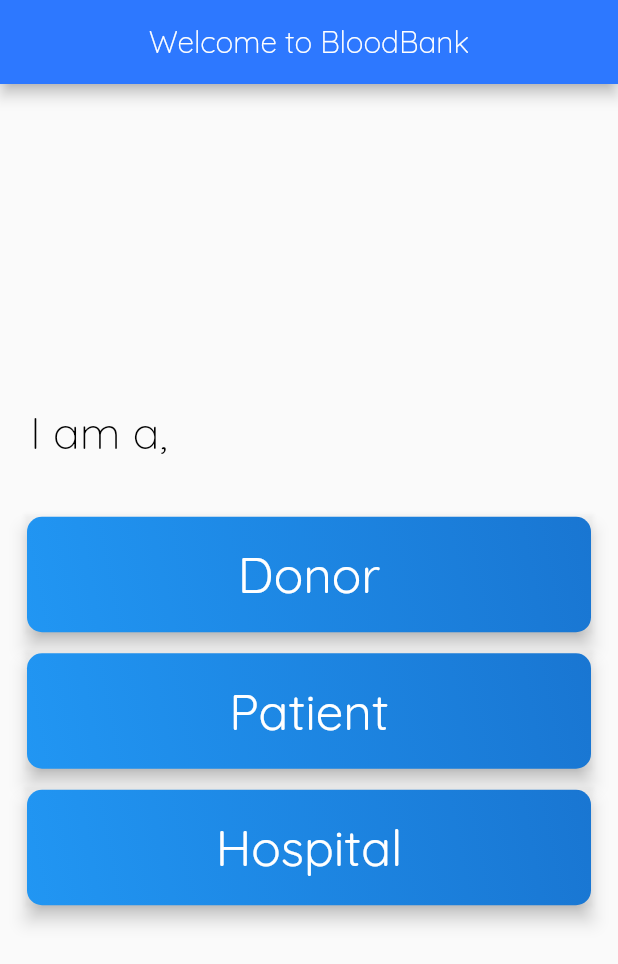
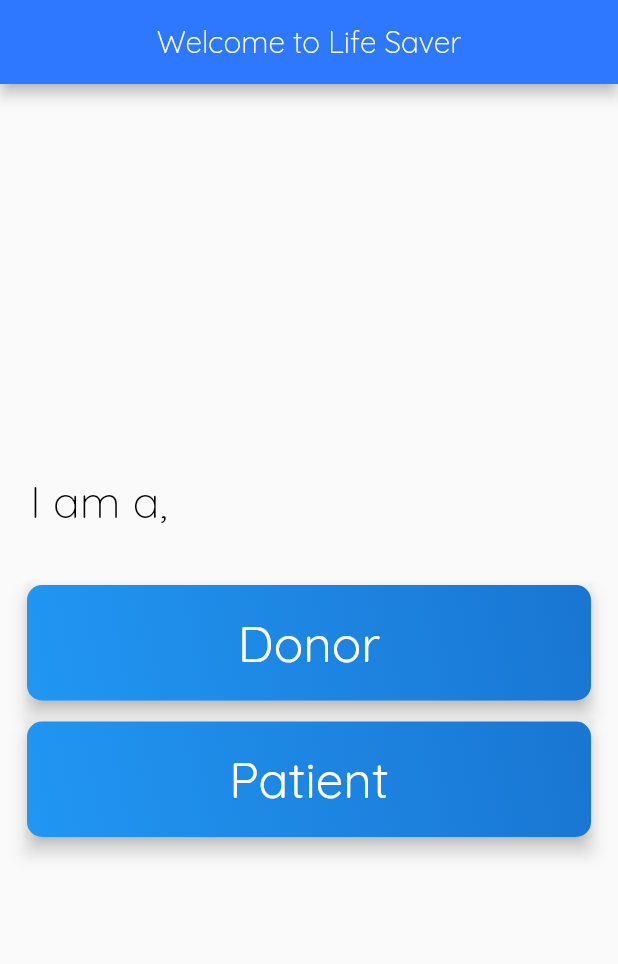
Before and after one commit to kishanhitk/Life_Saver, a Flutter app: the screen it shows after launch, on a phone screen of 412 x 824 dp. Shown: the top 964 px of the screen. Run offline on Flutter 3.47's test engine with Material 2 defaults, Android fonts, the light colour scheme and no system bars.

Commit message:
changing landing page

```diff
--- a/lib/screens/landingpage/landingpage.dart
+++ b/lib/screens/landingpage/landingpage.dart
@@ -12,7 +12,7 @@ class _LandingPageState extends State<LandingPage> {
     return Scaffold(
       appBar: AppBar(
         title: Text(
-          "Welcome to BloodBank",
+          "Welcome to Life Saver",
           style:
               TextStyle(fontWeight: FontWeight.w300, fontFamily: 'Quicksand'),
         ),
@@ -46,9 +46,6 @@ class _LandingPageState extends State<LandingPage> {
           ),
           SelectYou(
             text: "Patient",
-          ),
-          SelectYou(
-            text: "Hospital",
           ),
         ],
       ),
```
